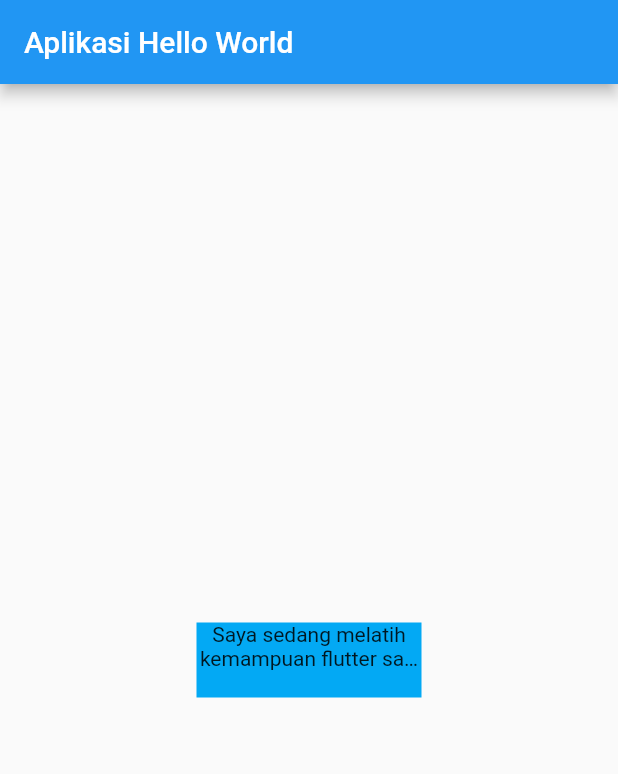
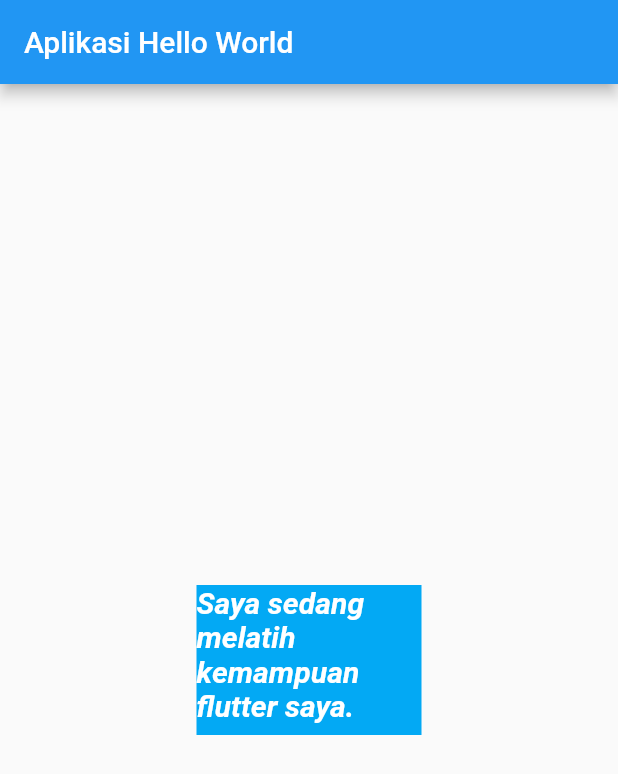
Before and after one commit to hamidms/edh_yt, a Flutter app: the screen it shows after launch, on a phone screen of 412 x 824 dp. Shown: the top 774 px of the screen. Run offline on Flutter 3.47's test engine with Material 2 defaults, Android fonts, the phone set to English and light mode, and no system bars.

Commit message:
update text widget part 2

```diff
--- a/lib/main.dart
+++ b/lib/main.dart
@@ -18,13 +18,10 @@ class MyApp extends StatelessWidget {
           child: Container(
             color: Colors.lightBlue,
             width: 150,
-            height: 50,
+            height: 100,
             child: Text(
               "Saya sedang melatih kemampuan flutter saya.",
-              maxLines: 2,
-              overflow: TextOverflow.ellipsis,
-              softWrap: true,
-              textAlign: TextAlign.center,
+              style: TextStyle(color: Colors.white, fontStyle: FontStyle.italic, fontWeight: FontWeight.w700, fontSize: 20),
             ),
           ),
         ),
```
Also changed, not shown: 1 other file.
